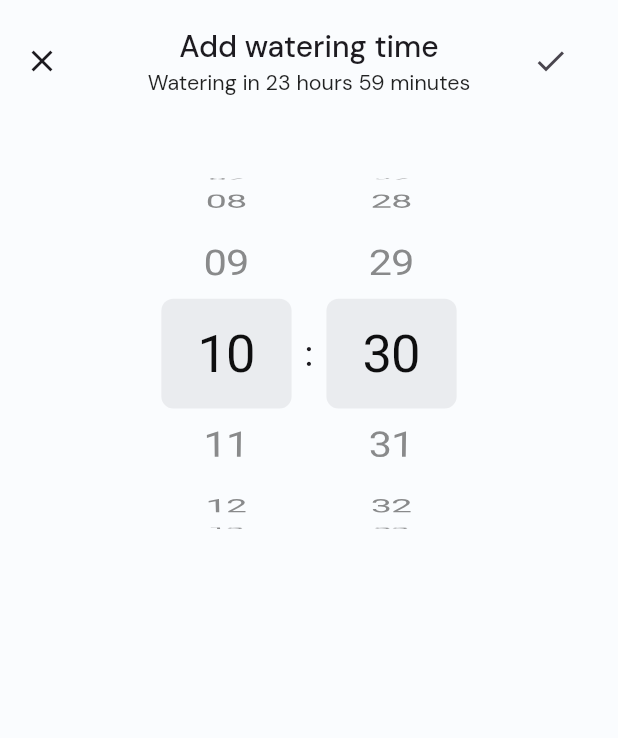
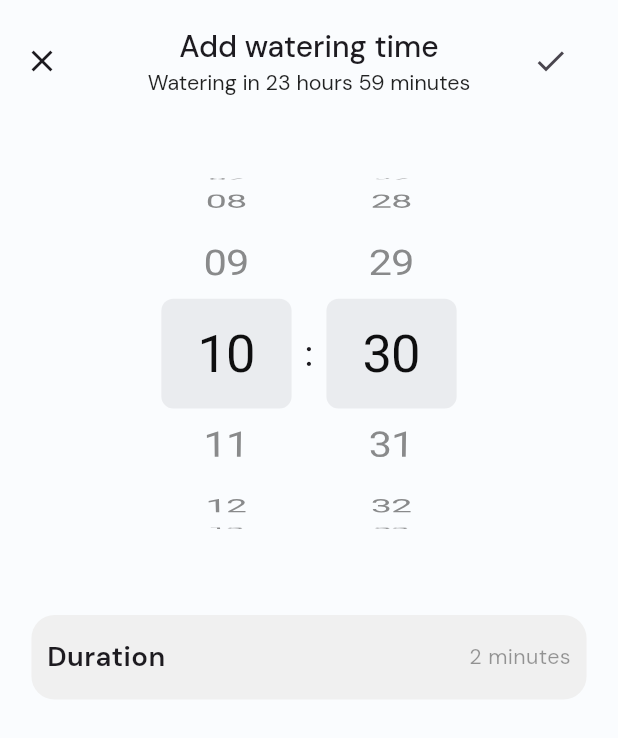
Before and after one commit to sibeux/iot_plant_control, a Flutter app: the WaterScreen screen opened directly, after a tap on the "add" icon, on a phone screen of 412 x 824 dp. Shown: the top 738 px of the screen. Run offline on Flutter 3.47's test engine with Material 3 defaults, Android fonts, the phone set to English and light mode, and no system bars; our stand-ins replace flutter_screenutil, flutter_svg, fluttertoast, get, hexcolor, persistent_bottom_nav_bar and 2 more; missing offline and left inert: mqtt_client; accounts and stored records are empty.

Commit message:
Enhance watering functionality by adding duration management, updating WaterTime model, and integrating MQTT publishing for watering times. Implement duration input modal in AddWaterScreen.

```diff
--- a/lib/models/water_time.dart
+++ b/lib/models/water_time.dart
@@ -4,21 +4,28 @@ import 'package:uuid/uuid.dart';
 class WaterTime {
   final String id;
   String time;
+  String duration;
   RxBool isActive;
 
-  WaterTime({String? id, required this.time, bool isActive = false})
-    : id = id ?? const Uuid().v4(),
+  WaterTime({
+    String? id,
+    required this.time,
+    required this.duration,
+    bool isActive = false,
+  }) : id = id ?? const Uuid().v4(),
       isActive = isActive.obs;
 
   factory WaterTime.fromJson(Map<String, dynamic> json) => WaterTime(
-  id: json['id'],
-  time: json['time'],
-  isActive: json['isActive'] ?? false, // ini tetap benar
-);
+    id: json['id'],
+    time: json['time'],
+    duration: json['duration'] ?? '2',
+    isActive: json['isActive'] ?? false,
+  );
 
   Map<String, dynamic> toJson() => {
     'id': id,
     'time': time,
+    'duration': duration,
     'isActive': isActive.value,
   };
 }
--- a/lib/screen/water_screen/add_water_screen.dart
+++ b/lib/screen/water_screen/add_water_screen.dart
@@ -2,7 +2,9 @@ import 'package:flutter/cupertino.dart';
 import 'package:flutter/material.dart';
 import 'package:flutter_screenutil/flutter_screenutil.dart';
 import 'package:get/get.dart';
+import 'package:hexcolor/hexcolor.dart';
 import 'package:iot_plant_control/controller/water_controller.dart';
+import 'package:iot_plant_control/widgets/water_widget/add_duration_modal.dart';
 
 class AddWaterScreen extends StatelessWidget {
   const AddWaterScreen({super.key});
@@ -11,6 +13,7 @@ class AddWaterScreen extends StatelessWidget {
   Widget build(BuildContext context) {
     final waterController = Get.find<WaterController>();
     waterController.setCurrentTime();
+    waterController.selectedDuration.value = '2';
     return Scaffold(
       backgroundColor: Color(0xfffafcfe),
       appBar: AppBar(
@@ -55,7 +58,10 @@ class AddWaterScreen extends StatelessWidget {
           ),
         ],
       ),
-      body: Align(
+      body: SingleChildScrollView(
+        child: Column(
+          children: [
+            Align(
               alignment: Alignment.topCenter,
               child: Row(
                 mainAxisAlignment: MainAxisAlignment.center,
@@ -120,6 +126,45 @@ class AddWaterScreen extends StatelessWidget {
                 ],
               ),
             ),
+            GestureDetector(
+              onTap: () {
+                addDurationModal(context);
+              },
+              child: Container(
+                margin: EdgeInsets.symmetric(horizontal: 20.w, vertical: 20.h),
+                padding: EdgeInsets.symmetric(horizontal: 10.w, vertical: 10.h),
+                height: 55.h,
+                decoration: BoxDecoration(
+                  color: HexColor('#f0f0f0'),
+                  borderRadius: BorderRadius.circular(15.r),
+                ),
+                child: Row(
+                  mainAxisAlignment: MainAxisAlignment.spaceBetween,
+                  children: [
+                    Text(
+                      'Duration',
+                      style: TextStyle(
+                        fontSize: 18.sp,
+                        fontWeight: FontWeight.w600,
+                      ),
+                    ),
+                    Obx(
+                      () => Text(
+                        '${int.tryParse(waterController.selectedDuration.value)} ${int.tryParse(waterController.selectedDuration.value) == 1 ? 'minute' : 'minutes'}',
+                        style: TextStyle(
+                          fontSize: 14.sp,
+                          fontWeight: FontWeight.normal,
+                          color: Colors.black.withAlpha(100),
+                        ),
+                      ),
+                    ),
+                  ],
+                ),
+              ),
+            ),
+          ],
+        ),
+      ),
     );
   }
 }
--- a/lib/widgets/water_widget/water_tile.dart
+++ b/lib/widgets/water_widget/water_tile.dart
@@ -77,13 +77,17 @@ class WaterTile extends StatelessWidget {
                     crossAxisAlignment: CrossAxisAlignment.start,
                     children: [
                       Row(
+                        crossAxisAlignment: CrossAxisAlignment.end,
                         children: [
                           Obx(
                             () =>
                                 waterController.updateRefresh.value ||
                                         !waterController.updateRefresh.value
-                                    ? Text(
-                                      waterTime.time,
+                                    ? Text.rich(
+                                      TextSpan(
+                                        children: [
+                                          TextSpan(
+                                            text: waterTime.time,
                                             style: TextStyle(
                                               fontSize: 30.sp,
                                               fontWeight: FontWeight.w500,
@@ -93,13 +97,53 @@ class WaterTile extends StatelessWidget {
                                                               .waterTime
                                                               .indexWhere(
                                                                 (element) =>
-                                                              element.id ==
-                                                              waterTime.id,
+                                                                    element
+                                                                        .id ==
+                                                                    waterTime
+                                                                        .id,
                                                               )]
                                                           .isActive
                                                           .value
                                                       ? Color(0xff000000)
-                                                : Colors.grey.withAlpha(150),
+                                                      : Colors.grey.withAlpha(
+                                                        150,
+                                                      ),
+                                            ),
+                                          ),
+                                          WidgetSpan(
+                                            alignment:
+                                                PlaceholderAlignment.baseline,
+                                            baseline: TextBaseline.alphabetic,
+                                            child: Container(
+                                              margin: EdgeInsets.only(
+                                                left: 5.w,
+                                              ),
+                                              child: Text(
+                                                '${int.tryParse(waterTime.duration)} ${int.tryParse(waterTime.duration) == 1 ? 'minute' : 'minutes'}',
+                                                style: TextStyle(
+                                                  fontSize: 18.sp,
+                                                  color:
+                                                      waterController
+                                                              .waterTime[waterController
+                                                                  .waterTime
+                                                                  .indexWhere(
+                                                                    (element) =>
+                                                                        element
+                                                                            .id ==
+                                                                        waterTime
+                                                                            .id,
+                                                                  )]
+                                                              .isActive
+                                                              .value
+                                                          ? Colors.black
+                                                              .withAlpha(200)
+                                                          : Colors.grey
+                                                              .withAlpha(150),
+                                                ),
+                                              ),
+                                            ),
+                                          ),
+                                        ],
                                       ),
                                     )
                                     : SizedBox(),
```
Also changed, not shown: lib/controller/mqtt/mqtt_controller.dart (+18 -1 lines), lib/controller/water_controller.dart (+17 -3 lines), lib/widgets/water_widget/add_duration_modal.dart (added, +113 -0 lines). Lines whose indentation alone changed are shown as unchanged.
